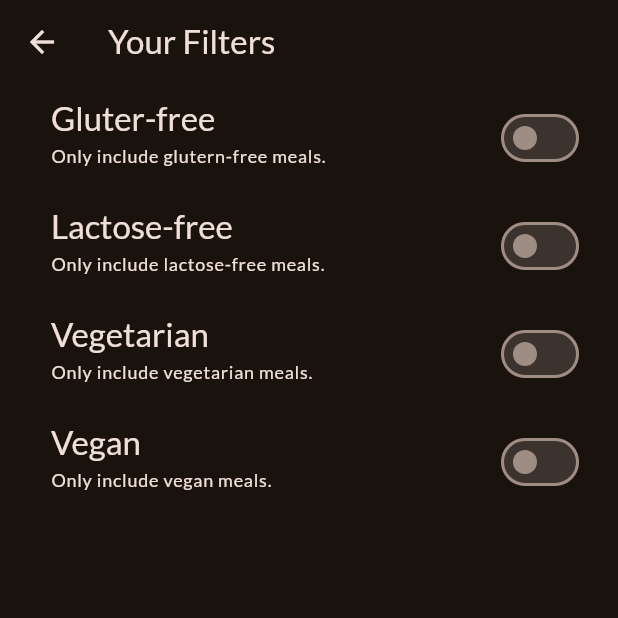
After one commit to saurabhmirajkar/meals, a Flutter app: the FiltersScreen screen opened directly, on a phone screen of 412 x 824 dp, the top half of it. The commit adds this screen. Run offline on Flutter 3.47's test engine with Material 2 defaults, Android fonts, the phone set to English and light mode, and no system bars; our stand-ins replace google_fonts, transparent_image.

Commit message:
added more filters

```diff
--- /dev/null
+++ b/lib/screens/filters.dart
@@ -0,0 +1,53 @@
+import 'package:flutter/material.dart';
+import 'package:meals/widgets/filter_item.dart';
+
+class FiltersScreen extends StatelessWidget {
+  const FiltersScreen({super.key});
+
+  final bool _gluterFreeFilterSet = false;
+  final bool _lactoseFreeFilterSet = false;
+  final bool _vegetarianFilterSet = false;
+  final bool _veganFilterSet = false;
+
+  @override
+  Widget build(BuildContext context) {
+    return Scaffold(
+      appBar: AppBar(
+        title: const Text('Your Filters'),
+      ),
+      // drawer: MainDrawer(
+      //   onSelectScreen: (String identifier) {
+      //     Navigator.of(context).pop();
+      //     if (identifier == 'meals') {
+      //       Navigator.pushReplacement(
+      //           context, MaterialPageRoute(builder: (_) => const TabsScreen()));
+      //     }
+      //   },
+      // ),
+      body: Column(
+        children: [
+          FilterItem(
+            title: 'Gluter-free',
+            subTitle: 'Only include glutern-free meals.',
+            switchState: _gluterFreeFilterSet,
+          ),
+          FilterItem(
+            title: 'Lactose-free',
+            subTitle: 'Only include lactose-free meals.',
+            switchState: _gluterFreeFilterSet,
+          ),
+          FilterItem(
+            title: 'Vegetarian',
+            subTitle: 'Only include vegetarian meals.',
+            switchState: _gluterFreeFilterSet,
+          ),
+          FilterItem(
+            title: 'Vegan',
+            subTitle: 'Only include vegan meals.',
+            switchState: _gluterFreeFilterSet,
+          )
+        ],
+      ),
+    );
+  }
+}
--- a/lib/screens/tabs.dart
+++ b/lib/screens/tabs.dart
@@ -1,6 +1,7 @@
 import 'package:flutter/material.dart';
 import 'package:meals/models/meal.dart';
 import 'package:meals/screens/categories.dart';
+import 'package:meals/screens/filters.dart';
 import 'package:meals/screens/meals.dart';
 import 'package:meals/widgets/main_drawer.dart';
 
@@ -45,6 +46,14 @@ class _TabsScreenState extends State<TabsScreen> {
     });
   }
 
+  void _setScreen(String identifier) {
+    Navigator.pop(context);
+    if (identifier == "filters") {
+      Navigator.push(
+          context, MaterialPageRoute(builder: (_) => const FiltersScreen()));
+    }
+  }
+
   @override
   Widget build(BuildContext context) {
     Widget activePage = CategoriesScreen(
@@ -63,7 +72,9 @@ class _TabsScreenState extends State<TabsScreen> {
       appBar: AppBar(
         title: Text(activePageTitle),
       ),
-      drawer: const MainDrawer(),
+      drawer: MainDrawer(
+        onSelectScreen: _setScreen,
+      ),
       body: activePage,
       bottomNavigationBar: BottomNavigationBar(
         onTap: _selectIndex,
--- /dev/null
+++ b/lib/widgets/filter_item.dart
@@ -0,0 +1,45 @@
+import 'package:flutter/material.dart';
+
+class FilterItem extends StatefulWidget {
+  FilterItem({
+    super.key,
+    required this.title,
+    required this.subTitle,
+    required this.switchState,
+  });
+
+  final String title;
+  final String subTitle;
+  bool switchState;
+
+  @override
+  State<FilterItem> createState() => _FilterItemState();
+}
+
+class _FilterItemState extends State<FilterItem> {
+  @override
+  Widget build(BuildContext context) {
+    return SwitchListTile(
+      value: widget.switchState,
+      onChanged: (bool isChecked) {
+        setState(() {
+          widget.switchState = isChecked;
+        });
+      },
+      title: Text(
+        widget.title,
+        style: Theme.of(context).textTheme.titleLarge!.copyWith(
+              color: Theme.of(context).colorScheme.onBackground,
+            ),
+      ),
+      subtitle: Text(
+        widget.subTitle,
+        style: Theme.of(context).textTheme.labelMedium!.copyWith(
+              color: Theme.of(context).colorScheme.onBackground,
+            ),
+      ),
+      activeColor: Theme.of(context).colorScheme.tertiary,
+      contentPadding: const EdgeInsets.only(left: 34, right: 22),
+    );
+  }
+}
--- a/lib/widgets/main_drawer.dart
+++ b/lib/widgets/main_drawer.dart
@@ -1,7 +1,13 @@
 import 'package:flutter/material.dart';
 
 class MainDrawer extends StatelessWidget {
-  const MainDrawer({super.key});
+  const MainDrawer({
+    super.key,
+    required this.onSelectScreen,
+  });
+
+  final void Function(String identifier) onSelectScreen;
+
   @override
   Widget build(BuildContext context) {
     return Drawer(
@@ -52,7 +58,9 @@ class MainDrawer extends StatelessWidget {
                     fontSize: 24,
                   ),
             ),
-            onTap: () {},
+            onTap: () {
+              onSelectScreen('meals');
+            },
           ),
           ListTile(
             leading: Icon(
@@ -67,7 +75,9 @@ class MainDrawer extends StatelessWidget {
                     fontSize: 24,
                   ),
             ),
-            onTap: () {},
+            onTap: () {
+              onSelectScreen('filters');
+            },
           ),
         ],
       ),
```
Also changed, not shown: 4 other files.
